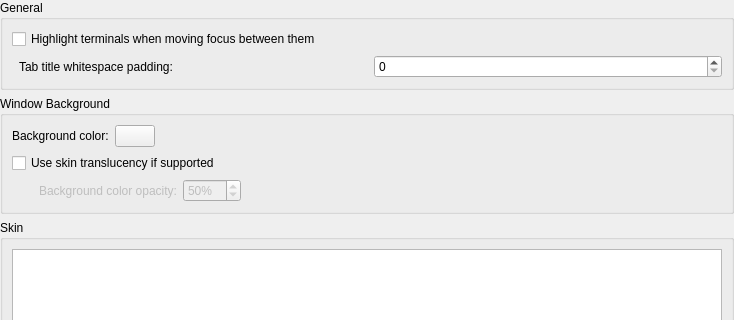
Above: app/config/appearancesettings.ui from tiberiuichim/customkuake before the change; both pictures show x 0 to 734 and y 0 to 320 of the 734 by 909 pixel window. Below: the same form after it.
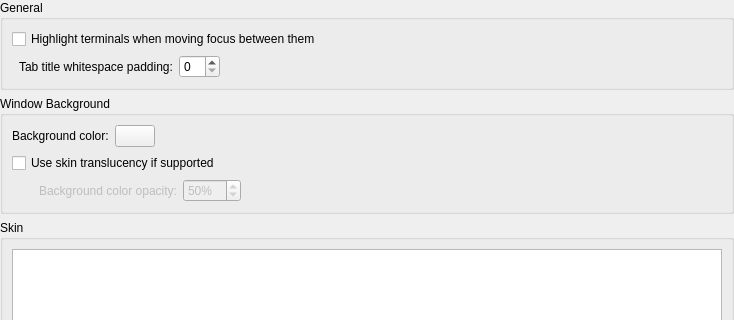
That is the form after the change. Custom widgets are drawn as their Qt base class.

Commit message: Tweak preferences dialog, added spacer

What changed in the file:
```diff
--- a/app/config/appearancesettings.ui
+++ b/app/config/appearancesettings.ui
@@ -66,6 +66,19 @@
         <item>
          <widget class="QSpinBox" name="kcfg_TabTitleWhitespacePadding"/>
         </item>
+        <item>
+         <spacer name="horizontalSpacer">
+          <property name="orientation">
+           <enum>Qt::Horizontal</enum>
+          </property>
+          <property name="sizeHint" stdset="0">
+           <size>
+            <width>40</width>
+            <height>20</height>
+           </size>
+          </property>
+         </spacer>
+        </item>
        </layout>
       </item>
      </layout>
```
Lines whose indentation alone changed are shown as unchanged.
